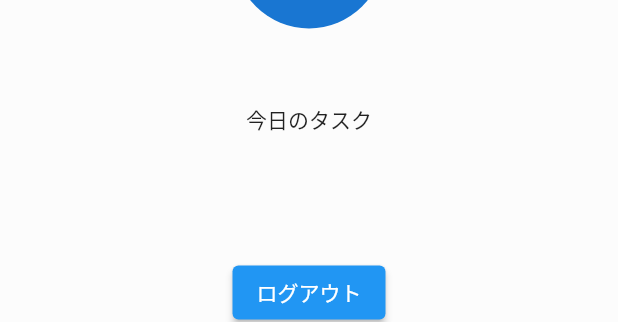
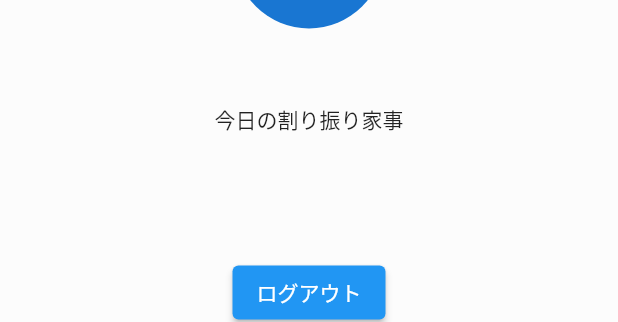
Before and after one commit to greenforest2520/kajiwari, a Flutter app: the Profile widget shown alone on an empty page, opened directly, on a phone screen of 412 x 824 dp. Shown: the part 303-625 px from the top of the screen. Run offline on Flutter 3.47's test engine with Material 2 defaults, Android fonts, the phone set to English and light mode, and no system bars; our stand-ins replace cloud_firestore, firebase_auth, firebase_core, shared_preferences, table_calendar; missing offline and left inert: dart:html, roulette; accounts and stored records are empty; network calls fail; statements that could not run were skipped.

Commit message:
no message

```diff
--- a/lib/main.dart
+++ b/lib/main.dart
@@ -150,26 +150,26 @@ class Profile extends StatelessWidget {
               child: Center(
                 child: Column(
                   children: [
-                    SizedBox(
+                    const SizedBox(
                       height: 50,
                     ),
-                    Text(model.name + "さん"),
-                    SizedBox(
+                    Text("${model.name}さん"),
+                    const SizedBox(
                       height: 50,
                     ),
-                    CircleAvatar(
+                    const CircleAvatar(
                       minRadius: 50,
                       child: Icon(
                         Icons.mood,
                         size: 70,
                       ),
                     ),
-                    SizedBox(
+                    const SizedBox(
                       height: 50,
                     ),
-                    Text("今日のタスク"),
+                    const Text("今日の割り振り家事"),
                     ListTile(),
-                    SizedBox(
+                    const SizedBox(
                       height: 25,
                     ),
                     ElevatedButton(
@@ -198,7 +198,7 @@ class Profile extends StatelessWidget {
                                 );
                               });
                         },
-                        child: Text("ログアウト")),
+                        child: const Text("ログアウト")),
                   ],
                 ),
               ),
--- a/lib/model/userInfoModel.dart
+++ b/lib/model/userInfoModel.dart
@@ -11,12 +11,12 @@ class UserInfoModel extends ChangeNotifier {
 
   late String? uid = currentUser?.uid;
 
-  void fetchUser() async {
+  Future<void> fetchUser() async {
     if (currentUser != null) {
       print(currentUser!.uid);
       final snapshot = await FirebaseFirestore.instance
           .collection("UserInfo")
-          .doc(currentUser?.uid)
+          .doc(uid)
           .get();
       final data = snapshot.data();
 
@@ -24,9 +24,14 @@ class UserInfoModel extends ChangeNotifier {
       nigate = data["nigate"];
       ticket = data["ticket"];
       userId = data["userId"];
-      print(name);
+      print(name + nigate + ticket.toString() + userId);
+      name = name;
+      nigate = nigate;
+      ticket = ticket;
+      userId = userId;
     } else if (uid == null) {
       return null;
     }
+    notifyListeners();
   }
 }
```
Also changed, not shown: lib/login_page.dart (+5 -9 lines), lib/model/houseWork.dart (+35 -17 lines), lib/model/login.dart (+44 -11 lines), lib/roulette_page.dart (+69 -3 lines).
